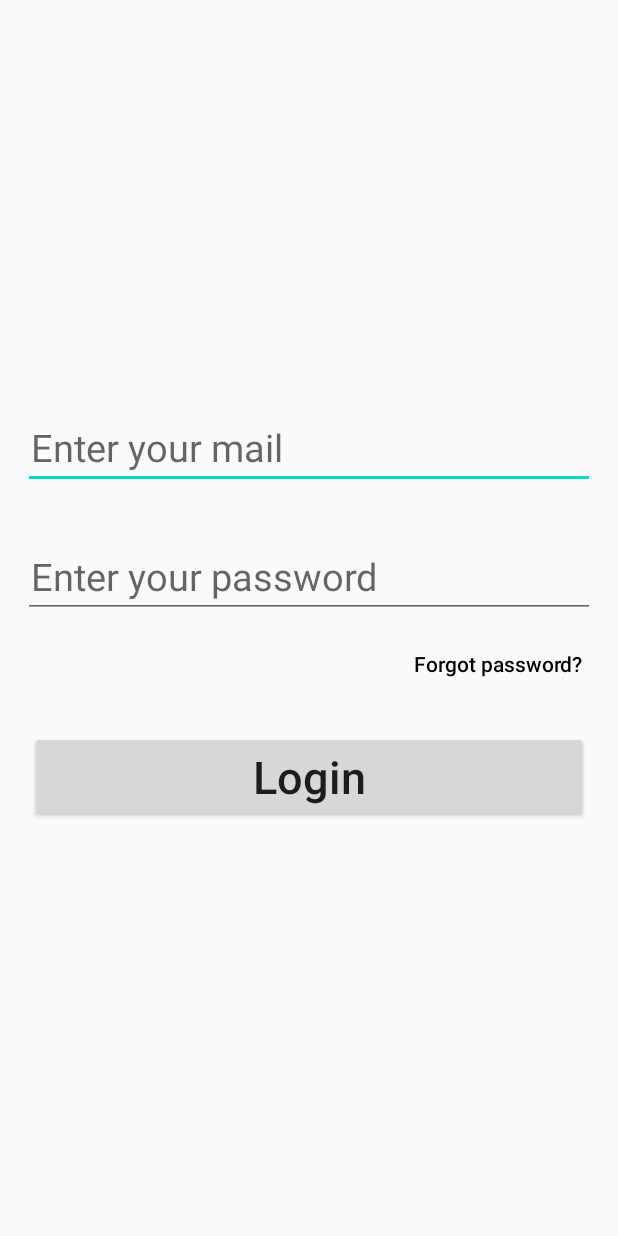
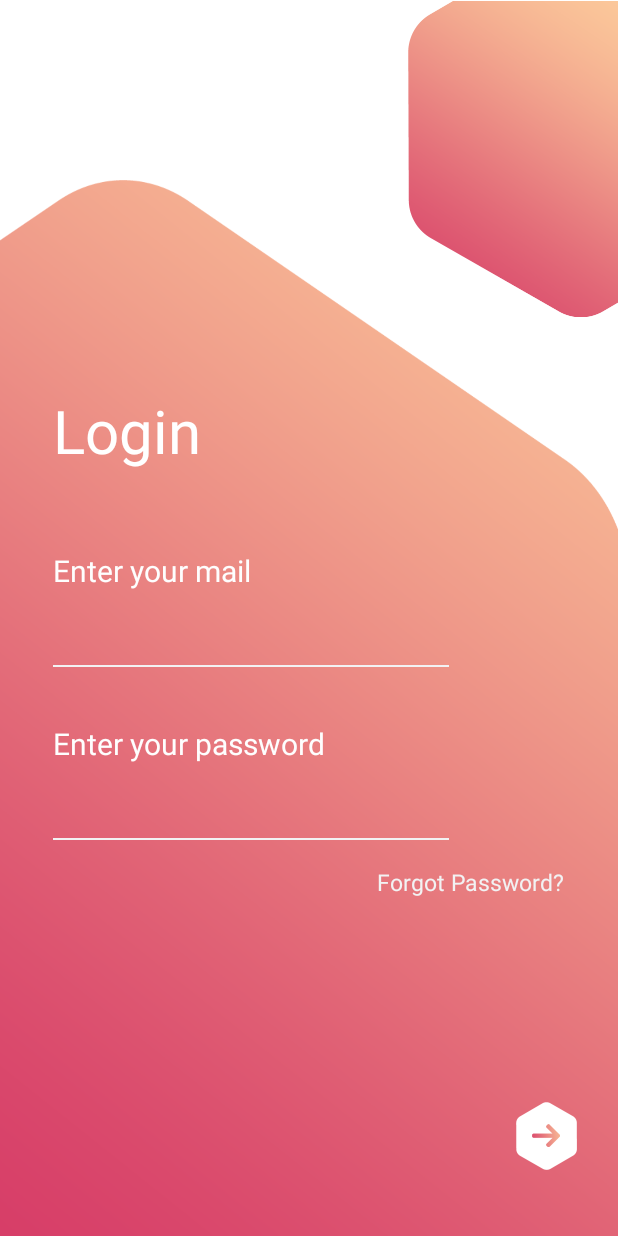
Before and after one commit to Maorm2/ShiftManagment, an Android app: the layout activity_main.xml on its own in the app's theme, with its tools: preview values and no code run, on a phone screen of 412 x 824 dp. Run offline under Robolectric (Android 15) with nearby library versions, the phone set to English and light mode, and no system bars.

Commit message:
login page

```diff
--- a/app/src/main/AndroidManifest.xml
+++ b/app/src/main/AndroidManifest.xml
@@ -4,7 +4,7 @@
 
     <application
         android:allowBackup="true"
-        android:icon="@mipmap/ic_launcher"
+        android:icon="@drawable/hmn"
         android:label="@string/app_name"
         android:roundIcon="@mipmap/ic_launcher_round"
         android:supportsRtl="true"
--- a/app/src/main/java/com/example/shiftmanagment/view/MainActivity.java
+++ b/app/src/main/java/com/example/shiftmanagment/view/MainActivity.java
@@ -9,6 +9,8 @@ import android.util.Log;
 import android.view.View;
 import android.widget.Button;
 import android.widget.EditText;
+import android.widget.FrameLayout;
+import android.widget.ImageView;
 import android.widget.Toast;
 
 import com.example.shiftmanagment.R;
@@ -43,7 +45,7 @@ public class MainActivity extends AppCompatActivity {
             }
         };
 
-        Button btnLogIn = findViewById(R.id.loginBtn);
+        ImageView btnLogIn = findViewById(R.id.loginBtn);
         btnLogIn.setOnClickListener(new View.OnClickListener() {
             @Override
             public void onClick(View v) {
--- /dev/null
+++ b/app/src/main/res/drawable-v24/back_ground.xml
@@ -0,0 +1,30 @@
+<?xml version="1.0" encoding="utf-8"?>
+
+
+<layer-list xmlns:android="http://schemas.android.com/apk/res/android">
+
+<item>
+    <shape android:shape="rectangle">
+        <solid
+            android:color="#7A5F71E6" />
+        <corners
+            android:radius="1dp"/>
+    </shape>
+</item>
+
+<item android:right="1dp" android:left="1dp" android:bottom="2dp">
+    <shape
+        android:shape="rectangle">
+        <gradient
+            android:type="linear"
+            android:startColor="@color/colorstyle1"
+            android:endColor="@color/colorstyle3"
+            android:angle="45"/>
+        <corners
+            android:radius="0dp"/>
+    </shape>
+
+</item>
+
+
+</layer-list>
--- a/app/src/main/res/layout/activity_admin_page_view.xml
+++ b/app/src/main/res/layout/activity_admin_page_view.xml
@@ -1,5 +1,6 @@
 <?xml version="1.0" encoding="utf-8"?>
-<LinearLayout xmlns:android="http://schemas.android.com/apk/res/android"
+<LinearLayout
+    xmlns:android="http://schemas.android.com/apk/res/android"
     xmlns:app="http://schemas.android.com/apk/res-auto"
     xmlns:tools="http://schemas.android.com/tools"
     android:layout_width="match_parent"
--- a/app/src/main/res/layout/activity_main.xml
+++ b/app/src/main/res/layout/activity_main.xml
@@ -1,88 +1,155 @@
 <?xml version="1.0" encoding="utf-8"?>
-<LinearLayout xmlns:android="http://schemas.android.com/apk/res/android"
+<LinearLayout
+    xmlns:android="http://schemas.android.com/apk/res/android"
     xmlns:app="http://schemas.android.com/apk/res-auto"
     xmlns:tools="http://schemas.android.com/tools"
     android:layout_width="match_parent"
     android:layout_height="match_parent"
-    tools:context=".view.MainActivity"
+    android:background="@android:color/white"
     android:orientation="vertical">
-
-    <LinearLayout
-        android:layout_width="match_parent"
-        android:layout_height="wrap_content"
-        android:layout_weight="1">
-
-    </LinearLayout>
 
 
     <LinearLayout
         android:layout_width="match_parent"
+        android:layout_height="match_parent"
+        android:orientation="vertical">
+
+
+        <FrameLayout
+            android:layout_width="match_parent"
+            android:layout_height="wrap_content">
+
+            <ImageView
+                android:id="@+id/imghexagon"
+                android:layout_width="140dp"
+                android:layout_height="212dp"
+                android:layout_gravity="right"
+                android:src="@drawable/hexagone1" />
+
+
+            <ImageView
+                android:layout_width="wrap_content"
+                android:layout_height="match_parent"
+                android:layout_marginTop="120dp"
+                android:scaleType="fitXY"
+                android:src="@drawable/hexagone2" />
+
+            <LinearLayout
+                android:layout_width="match_parent"
+                android:layout_height="match_parent"
+                android:gravity="center"
+                android:paddingTop="125dp"
+                android:layout_marginLeft="35dp"
+                android:layout_marginRight="35dp"
+                android:layout_marginBottom="90dp"
+                android:orientation="vertical">
+
+
+                <TextView
+                    android:layout_width="wrap_content"
                     android:layout_height="wrap_content"
-        android:orientation="vertical"
-        android:gravity="center"
-        android:layout_weight="2">
+                    android:gravity="left"
+                    android:text="@string/login"
+                    android:layout_gravity="left"
+                    android:textColor="@android:color/white"
+                    android:textSize="40dp" />
 
+                <TextView
+                    android:layout_width="wrap_content"
+                    android:layout_height="wrap_content"
+                    android:textSize="20sp"
+                    android:layout_gravity="left"
+                    android:layout_marginTop="52.7dp"
+                    android:textColor="#fefefe"
+                    android:text="@string/enter_your_mail"
+                    />
 
                 <EditText
                     android:id="@+id/text_user_name"
                     android:layout_width="match_parent"
                     android:layout_height="wrap_content"
-            android:layout_marginTop="10dp"
-            android:hint="@string/enter_your_mail"
+                    android:textSize="17sp"
+                    android:textColor="#FFFFFF"
+                    android:textColorHint="#FFFFFF"
+                    android:inputType="textEmailAddress"
+                    android:layout_gravity="left"
                     android:maxLines="1"
-            android:paddingStart="5dp"
-            android:singleLine="true"
-            android:textSize="25dp"
-            android:layout_margin="15dp"/>
+                    android:layout_marginTop="18dp"
+                    android:background="@android:color/transparent"
+                    />
+
+                <View
+                    android:layout_width="263.7dp"
+                    android:layout_height="1dp"
+                    android:layout_gravity="left"
+                    android:layout_marginTop="7dp"
+                    android:background="#f2f2f3"/>
+
+
+                <TextView
+                    android:layout_width="wrap_content"
+                    android:layout_height="wrap_content"
+                    android:textSize="20sp"
+                    android:textColor="#fefefe"
+                    android:layout_gravity="left"
+                    android:layout_marginTop="37dp"
+                    android:text="@string/enter_your_password"
+                    />
+
+                <LinearLayout
+                    android:layout_width="match_parent"
+                    android:layout_height="wrap_content"
+                    android:layout_marginTop="18dp"
+                    android:orientation="horizontal">
 
                     <EditText
                         android:id="@+id/text_password"
                         android:inputType="textPassword"
                         android:layout_width="match_parent"
                         android:layout_height="wrap_content"
-            android:layout_margin="15dp"
-            android:layout_marginTop="10dp"
-            android:hint="@string/enter_your_password"
+                        android:textSize="17sp"
+                        android:textColorHint="#ffffff"
+                        android:maxLength="12"
                         android:maxLines="1"
-            android:paddingStart="5dp"
-            android:paddingLeft="5dp"
-            android:singleLine="true"
-            android:textSize="25dp" />
-
-        <Button
-            android:id="@+id/forgotPasswordBtn"
-            android:layout_width="120dp"
-            android:layout_height="30dp"
-            android:layout_marginEnd="20dp"
-            android:layout_marginRight="20dp"
-            android:layout_marginBottom="10dp"
-            android:layout_gravity="right"
-            android:background="@android:color/transparent"
-            android:text="@string/forgot_password"
-            android:textAllCaps="false"
-            android:textColor="@android:color/black" />
-
-
-        <Button
-            android:id="@+id/loginBtn"
-            android:layout_width="match_parent"
-            android:layout_height="wrap_content"
-            android:layout_margin="20dp"
-            android:text="@string/login"
-            android:textAllCaps="false"
-            android:textSize="30dp"/>
-
-
+                        android:textColor="#FFFFFF"
+                        android:background="@android:color/transparent"/>
 
                 </LinearLayout>
 
-    <LinearLayout
-        android:layout_width="match_parent"
+                <View
+                    android:layout_width="263.7dp"
+                    android:layout_height="1dp"
+                    android:layout_gravity="left"
+                    android:layout_marginTop="7dp"
+                    android:background="#f2f2f3"/>
+
+
+                <TextView
+                    android:layout_width="wrap_content"
                     android:layout_height="wrap_content"
-        android:layout_weight="1">
+                    android:textSize="15sp"
+                    android:textColor="#f2f2f3"
+                    android:layout_gravity="right"
+                    android:layout_marginTop="17.3dp"
+                    android:text="Forgot Password?"
+                    />
 
             </LinearLayout>
+            <FrameLayout
+                android:layout_width="40.7dp"
+                android:layout_height="45.3dp"
+                android:layout_gravity="bottom|right"
+                android:layout_marginRight="27.3dp"
+                android:layout_marginBottom="43.7dp"
+                android:background="@drawable/white_hexagone">
 
-
-
+                <ImageView
+                    android:id="@+id/loginBtn"
+                    android:layout_width="18.7dp"
+                    android:layout_height="15.3dp"
+                    android:layout_gravity="center"
+                    android:src="@drawable/right_arrow"/>
+            </FrameLayout>
+        </FrameLayout>
     </LinearLayout>
+</LinearLayout>
--- a/app/src/main/res/values/colors.xml
+++ b/app/src/main/res/values/colors.xml
@@ -1,6 +1,9 @@
 <?xml version="1.0" encoding="utf-8"?>
 <resources>
-    <color name="colorPrimary">#6200EE</color>
-    <color name="colorPrimaryDark">#3700B3</color>
+    <color name="colorPrimary">#684350</color>
+    <color name="colorPrimaryDark">#EA93B0</color>
     <color name="colorAccent">#03DAC5</color>
+    <color name="colorstyle1">#ED8F8F</color>
+    <color name="colorstyle2">#D16FDF</color>
+    <color name="colorstyle3">#705480</color>
 </resources>
--- a/app/src/main/res/values/styles.xml
+++ b/app/src/main/res/values/styles.xml
@@ -1,7 +1,7 @@
 <resources>
 
     <!-- Base application theme. -->
-    <style name="AppTheme" parent="Theme.AppCompat.Light.DarkActionBar">
+    <style name="AppTheme" parent="Theme.AppCompat.Light.NoActionBar">
         <!-- Customize your theme here. -->
         <item name="colorPrimary">@color/colorPrimary</item>
         <item name="colorPrimaryDark">@color/colorPrimaryDark</item>
```
Also changed, not shown: app/src/main/res/drawable-v24/back.jpg (added), app/src/main/res/drawable-v24/hexagone1.png (added), app/src/main/res/drawable-v24/hexagone2.png (added), app/src/main/res/drawable-v24/hmn.png (added), app/src/main/res/drawable-v24/right_arrow.png (added), app/src/main/res/drawable-v24/white_hexagone.png (added). Lines whose indentation alone changed are shown as unchanged.
